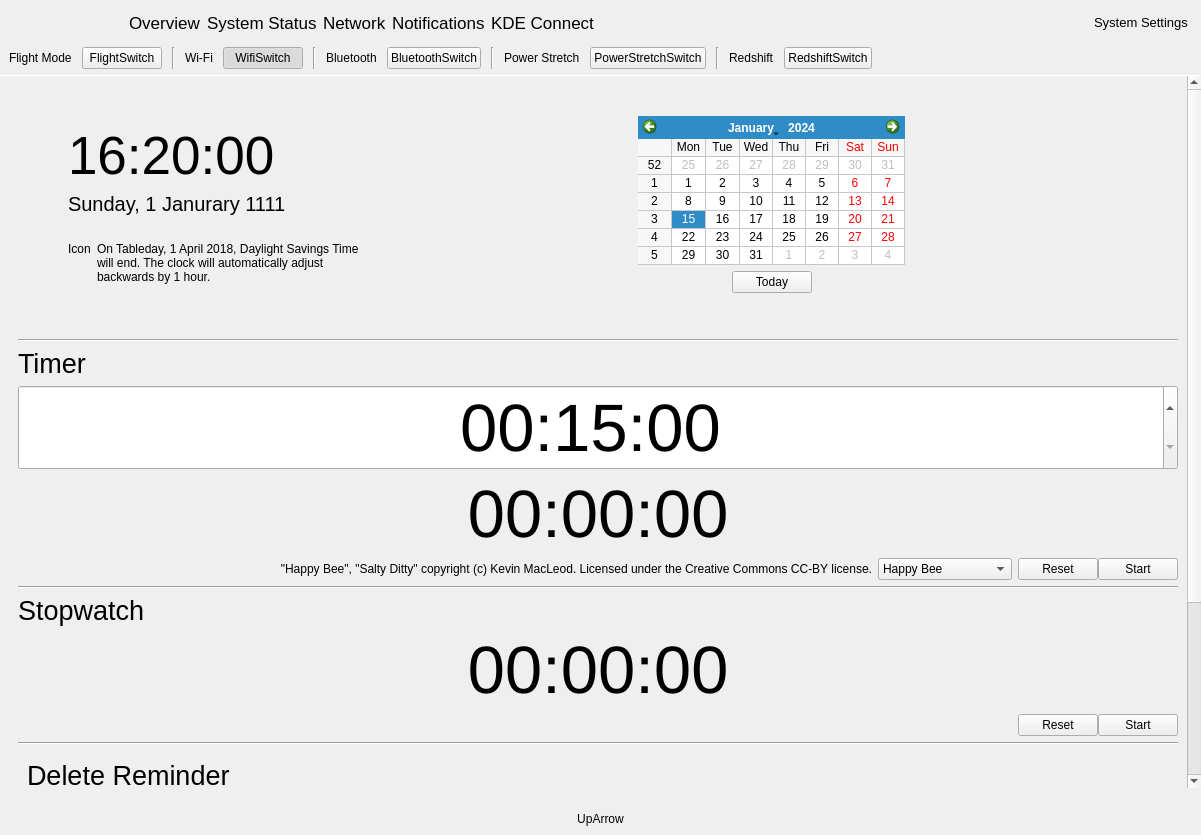
vicr123/theshell, file shell/infopanedropdown.ui: the form before one commit.
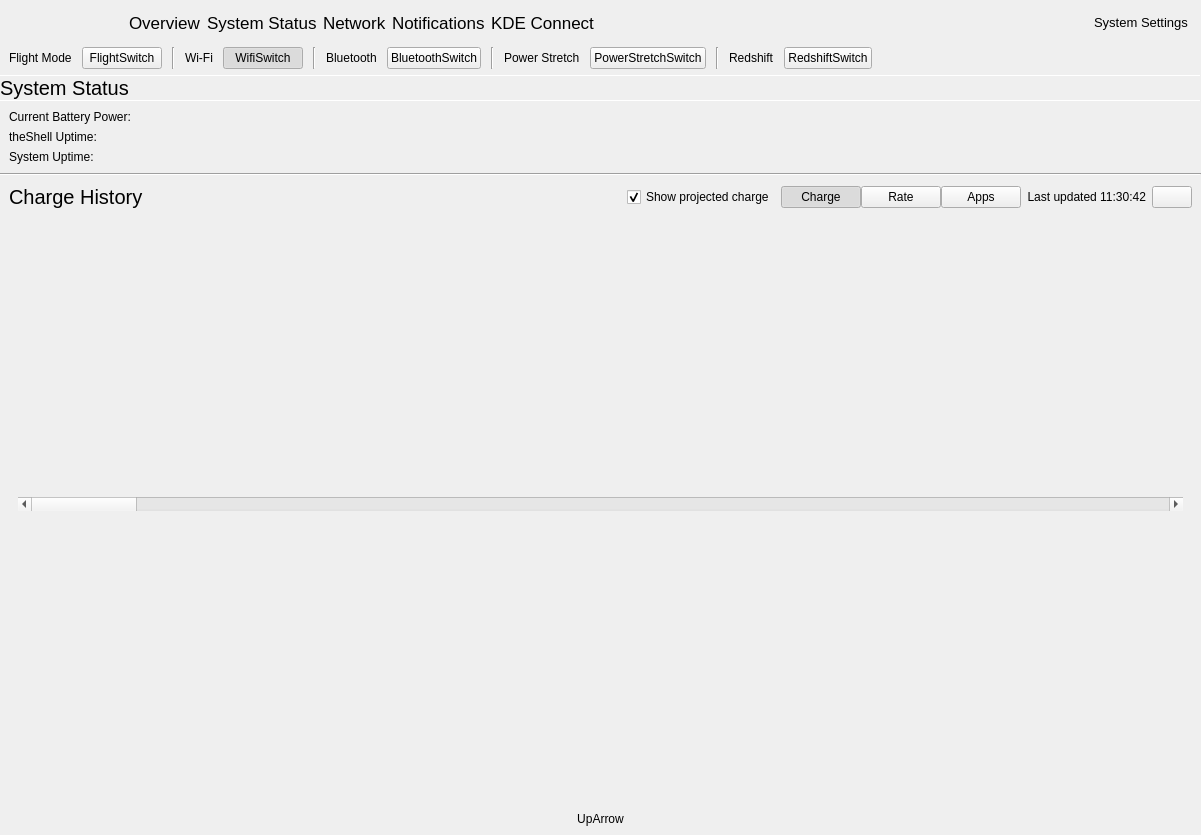
The form after the commit. The open tabs and pages were chosen to show the change. Icons and pictures are not drawn. Custom widgets are drawn as their Qt base class.

```diff
--- a/shell/infopanedropdown.ui
+++ b/shell/infopanedropdown.ui
@@ -383,875 +383,6 @@
      <property name="currentIndex">
       <number>5</number>
      </property>
-     <widget class="QWidget" name="clockFrame">
-      <property name="autoFillBackground">
-       <bool>true</bool>
-      </property>
-      <layout class="QVBoxLayout" name="verticalLayout_18">
-       <property name="leftMargin">
-        <number>18</number>
-       </property>
-       <property name="topMargin">
-        <number>0</number>
-       </property>
-       <property name="rightMargin">
-        <number>0</number>
-       </property>
-       <property name="bottomMargin">
-        <number>15</number>
-       </property>
-       <item>
-        <widget class="QScrollArea" name="ClockScrollArea">
-         <property name="frameShape">
-          <enum>QFrame::NoFrame</enum>
-         </property>
-         <property name="widgetResizable">
-          <bool>true</bool>
-         </property>
-         <widget class="QWidget" name="ClockScrollAreaContents">
-          <property name="geometry">
-           <rect>
-            <x>0</x>
-            <y>0</y>
-            <width>1173</width>
-            <height>849</height>
-           </rect>
-          </property>
-          <layout class="QVBoxLayout" name="verticalLayout_26">
-           <property name="leftMargin">
-            <number>0</number>
-           </property>
-           <property name="topMargin">
-            <number>0</number>
-           </property>
-           <property name="rightMargin">
-            <number>9</number>
-           </property>
-           <property name="bottomMargin">
-            <number>0</number>
-           </property>
-           <item>
-            <layout class="QHBoxLayout" name="horizontalLayout_3">
-             <item>
-              <layout class="QVBoxLayout" name="verticalLayout">
-               <property name="leftMargin">
-                <number>50</number>
-               </property>
-               <item>
-                <spacer name="verticalSpacer_2">
-                 <property name="orientation">
-                  <enum>Qt::Vertical</enum>
-                 </property>
-                 <property name="sizeHint" stdset="0">
-                  <size>
-                   <width>20</width>
-                   <height>40</height>
-                  </size>
-                 </property>
-                </spacer>
-               </item>
-               <item>
-                <widget class="QLabel" name="time">
-                 <property name="font">
-                  <font>
-                   <pointsize>40</pointsize>
-                  </font>
-                 </property>
-                 <property name="text">
-                  <string notr="true">16:20:00</string>
-                 </property>
-                </widget>
-               </item>
-               <item>
-                <widget class="QLabel" name="date">
-                 <property name="font">
-                  <font>
-                   <pointsize>15</pointsize>
-                  </font>
-                 </property>
-                 <property name="text">
-                  <string notr="true">Sunday, 1 Janurary 1111</string>
-                 </property>
-                </widget>
-               </item>
-               <item>
-                <widget class="QFrame" name="dstPanel">
-                 <property name="frameShape">
-                  <enum>QFrame::NoFrame</enum>
-                 </property>
-                 <property name="frameShadow">
-                  <enum>QFrame::Raised</enum>
-                 </property>
-                 <layout class="QVBoxLayout" name="verticalLayout_39">
-                  <property name="leftMargin">
-                   <number>0</number>
-                  </property>
-                  <property name="topMargin">
-                   <number>20</number>
-                  </property>
-                  <property name="rightMargin">
-                   <number>0</number>
-                  </property>
-                  <property name="bottomMargin">
-                   <number>0</number>
-                  </property>
-                  <item>
-                   <layout class="QHBoxLayout" name="horizontalLayout_6">
-                    <item>
-                     <widget class="QLabel" name="dstIcon">
-                      <property name="text">
-                       <string notr="true">Icon</string>
-                      </property>
-                      <property name="alignment">
-                       <set>Qt::AlignLeading|Qt::AlignLeft|Qt::AlignTop</set>
-                      </property>
-                     </widget>
-                    </item>
-                    <item>
-                     <widget class="QLabel" name="dstLabel">
-                      <property name="text">
-                       <string notr="true">On Tableday, 1 April 2018, Daylight Savings Time will end. The clock will automatically adjust backwards by 1 hour.</string>
-                      </property>
-                      <property name="wordWrap">
-                       <bool>true</bool>
-                      </property>
-                     </widget>
-                    </item>
-                   </layout>
-                  </item>
-                 </layout>
-                </widget>
-               </item>
-               <item>
-                <spacer name="verticalSpacer">
-                 <property name="orientation">
-                  <enum>Qt::Vertical</enum>
-                 </property>
-                 <property name="sizeHint" stdset="0">
-                  <size>
-                   <width>20</width>
-                   <height>40</height>
-                  </size>
-                 </property>
-                </spacer>
-               </item>
-              </layout>
-             </item>
-             <item>
-              <layout class="QGridLayout" name="gridLayout">
-               <item row="1" column="1">
-                <widget class="QCalendarWidget" name="calendarWidget">
-                 <property name="sizePolicy">
-                  <sizepolicy hsizetype="Minimum" vsizetype="Minimum">
-                   <horstretch>0</horstretch>
-                   <verstretch>0</verstretch>
-                  </sizepolicy>
-                 </property>
-                 <property name="gridVisible">
-                  <bool>true</bool>
-                 </property>
-                 <property name="verticalHeaderFormat">
-                  <enum>QCalendarWidget::ISOWeekNumbers</enum>
-                 </property>
-                 <property name="navigationBarVisible">
-                  <bool>true</bool>
-                 </property>
-                 <property name="dateEditEnabled">
-                  <bool>true</bool>
-                 </property>
-                </widget>
-               </item>
-               <item row="3" column="1">
-                <spacer name="verticalSpacer_4">
-                 <property name="orientation">
-                  <enum>Qt::Vertical</enum>
-                 </property>
-                 <property name="sizeHint" stdset="0">
-                  <size>
-                   <width>20</width>
-                   <height>40</height>
-                  </size>
-                 </property>
-                </spacer>
-               </item>
-               <item row="0" column="1">
-                <spacer name="verticalSpacer_3">
-                 <property name="orientation">
-                  <enum>Qt::Vertical</enum>
-                 </property>
-                 <property name="sizeHint" stdset="0">
-                  <size>
-                   <width>20</width>
-                   <height>40</height>
-                  </size>
-                 </property>
-                </spacer>
-               </item>
-               <item row="1" column="2">
-                <spacer name="horizontalSpacer_3">
-                 <property name="orientation">
-                  <enum>Qt::Horizontal</enum>
-                 </property>
-                 <property name="sizeHint" stdset="0">
-                  <size>
-                   <width>40</width>
-                   <height>20</height>
-                  </size>
-                 </property>
-                </spacer>
-               </item>
-               <item row="1" column="0">
-                <spacer name="horizontalSpacer_2">
-                 <property name="orientation">
-                  <enum>Qt::Horizontal</enum>
-                 </property>
-                 <property name="sizeHint" stdset="0">
-                  <size>
-                   <width>40</width>
-                   <height>20</height>
-                  </size>
-                 </property>
-                </spacer>
-               </item>
-               <item row="2" column="0" colspan="3">
-                <layout class="QHBoxLayout" name="horizontalLayout_30">
-                 <item>
-                  <spacer name="horizontalSpacer_19">
-                   <property name="orientation">
-                    <enum>Qt::Horizontal</enum>
-                   </property>
-                   <property name="sizeHint" stdset="0">
-                    <size>
-                     <width>40</width>
-                     <height>20</height>
-                    </size>
-                   </property>
-                  </spacer>
-                 </item>
-                 <item>
-                  <widget class="QPushButton" name="calendarTodayButton">
-                   <property name="text">
-                    <string>Today</string>
-                   </property>
-                   <property name="icon">
-                    <iconset theme="go-next">
-                     <normaloff>.</normaloff>.</iconset>
-                   </property>
-                  </widget>
-                 </item>
-                 <item>
-                  <spacer name="horizontalSpacer_20">
-                   <property name="orientation">
-                    <enum>Qt::Horizontal</enum>
-                   </property>
-                   <property name="sizeHint" stdset="0">
-                    <size>
-                     <width>40</width>
-                     <height>20</height>
-                    </size>
-                   </property>
-                  </spacer>
-                 </item>
-                </layout>
-               </item>
-              </layout>
-             </item>
-            </layout>
-           </item>
-           <item>
-            <widget class="Line" name="line">
-             <property name="orientation">
-              <enum>Qt::Horizontal</enum>
-             </property>
-            </widget>
-           </item>
-           <item>
-            <layout class="QVBoxLayout" name="verticalLayout_5">
-             <item>
-              <widget class="QLabel" name="label_6">
-               <property name="font">
-                <font>
-                 <pointsize>20</pointsize>
-                </font>
-               </property>
-               <property name="text">
-                <string>Timer</string>
-               </property>
-              </widget>
-             </item>
-             <item>
-              <widget class="QTimeEdit" name="timeEdit">
-               <property name="font">
-                <font>
-                 <pointsize>50</pointsize>
-                </font>
-               </property>
-               <property name="inputMethodHints">
-                <set>Qt::ImhPreferNumbers</set>
-               </property>
-               <property name="alignment">
-                <set>Qt::AlignCenter</set>
-               </property>
-               <property name="dateTime">
-                <datetime>
-                 <hour>0</hour>
-                 <minute>15</minute>
-                 <second>0</second>
-                 <year>1969</year>
-                 <month>8</month>
-                 <day>5</day>
-                </datetime>
-               </property>
-               <property name="date">
-                <date>
-                 <year>1969</year>
-                 <month>8</month>
-                 <day>5</day>
-                </date>
-               </property>
-               <property name="displayFormat">
-                <string notr="true">HH:mm:ss</string>
-               </property>
-               <property name="timeSpec">
-                <enum>Qt::UTC</enum>
-               </property>
-               <property name="time">
-                <time>
-                 <hour>0</hour>
-                 <minute>15</minute>
-                 <second>0</second>
-                </time>
-               </property>
-              </widget>
-             </item>
-             <item>
-              <widget class="QLabel" name="label_7">
-               <property name="font">
-                <font>
-                 <pointsize>50</pointsize>
-                </font>
-               </property>
-               <property name="text">
-                <string notr="true">00:00:00</string>
-               </property>
-               <property name="alignment">
-                <set>Qt::AlignCenter</set>
-               </property>
-              </widget>
-             </item>
-             <item>
-              <layout class="QHBoxLayout" name="horizontalLayout">
-               <item>
-                <widget class="QLabel" name="label_37">
-                 <property name="sizePolicy">
-                  <sizepolicy hsizetype="Expanding" vsizetype="Preferred">
-                   <horstretch>0</horstretch>
-                   <verstretch>0</verstretch>
-                  </sizepolicy>
-                 </property>
-                 <property name="text">
-                  <string>&lt;html&gt;&lt;head/&gt;&lt;body&gt;&lt;p&gt;&amp;quot;Happy Bee&amp;quot;, &amp;quot;Salty Ditty&amp;quot; copyright (c) Kevin MacLeod. Licensed under the Creative Commons CC-BY license.&lt;/p&gt;&lt;/body&gt;&lt;/html&gt;</string>
-                 </property>
-                 <property name="scaledContents">
-                  <bool>true</bool>
-                 </property>
-                 <property name="alignment">
-                  <set>Qt::AlignRight|Qt::AlignTrailing|Qt::AlignVCenter</set>
-                 </property>
-                 <property name="wordWrap">
-                  <bool>true</bool>
-                 </property>
-                </widget>
-               </item>
-               <item>
-                <widget class="QComboBox" name="timerToneSelect">
-                 <property name="currentText">
-                  <string>Happy Bee</string>
-                 </property>
-                 <item>
-                  <property name="text">
-                   <string>Happy Bee</string>
-                  </property>
-                 </item>
-                 <item>
-                  <property name="text">
-                   <string>Playing in the Dark</string>
-                  </property>
-                 </item>
-                 <item>
-                  <property name="text">
-                   <string>Ice Cream Truck</string>
-                  </property>
-                 </item>
-                 <item>
-                  <property name="text">
-                   <string>Party Complex</string>
-                  </property>
-                 </item>
-                 <item>
-                  <property name="text">
-                   <string>Salty Ditty</string>
-                  </property>
-                 </item>
-                </widget>
-               </item>
-               <item>
-                <layout class="QHBoxLayout" name="horizontalLayout_52">
-                 <property name="spacing">
-                  <number>0</number>
-                 </property>
-                 <item>
-                  <widget class="QPushButton" name="pushButton_3">
-                   <property name="text">
-                    <string>Reset</string>
-                   </property>
-                   <property name="icon">
-                    <iconset theme="chronometer-reset">
-                     <normaloff>.</normaloff>.</iconset>
-                   </property>
-                  </widget>
-                 </item>
-                 <item>
-                  <widget class="QPushButton" name="pushButton_2">
-                   <property name="text">
-                    <string>Start</string>
-                   </property>
-                   <property name="icon">
-                    <iconset theme="chronometer-start">
-                     <normaloff>.</normaloff>.</iconset>
-                   </property>
-                  </widget>
-                 </item>
-                </layout>
-               </item>
-              </layout>
-             </item>
-            </layout>
-           </item>
-           <item>
-            <widget class="Line" name="line_10">
-             <property name="orientation">
-              <enum>Qt::Horizontal</enum>
-             </property>
-            </widget>
-           </item>
-           <item>
-            <layout class="QVBoxLayout" name="verticalLayout_19">
-             <item>
-              <widget class="QLabel" name="label_48">
-               <property name="font">
-                <font>
-                 <pointsize>20</pointsize>
-                </font>
-               </property>
-               <property name="text">
-                <string>Stopwatch</string>
-               </property>
-              </widget>
-             </item>
-             <item>
-              <widget class="QLabel" name="stopwatchLabel">
-               <property name="font">
-                <font>
-                 <pointsize>50</pointsize>
-                </font>
-               </property>
-               <property name="text">
-                <string notr="true">00:00:00</string>
-               </property>
-               <property name="alignment">
-                <set>Qt::AlignCenter</set>
-               </property>
-              </widget>
-             </item>
-             <item>
-              <layout class="QHBoxLayout" name="horizontalLayout_29">
-               <property name="spacing">
-                <number>0</number>
-               </property>
-               <item>
-                <spacer name="horizontalSpacer_18">
-                 <property name="orientation">
-                  <enum>Qt::Horizontal</enum>
-                 </property>
-                 <property name="sizeHint" stdset="0">
-                  <size>
-                   <width>40</width>
-                   <height>20</height>
-                  </size>
-                 </property>
-                </spacer>
-               </item>
-               <item>
-                <widget class="QPushButton" name="stopwatchReset">
-                 <property name="text">
-                  <string>Reset</string>
-                 </property>
-                 <property name="icon">
-                  <iconset theme="chronometer-reset">
-                   <normaloff>.</normaloff>.</iconset>
-                 </property>
-                </widget>
-               </item>
-               <item>
-                <widget class="QPushButton" name="stopwatchStart">
-                 <property name="text">
-                  <string>Start</string>
-                 </property>
-                 <property name="icon">
-                  <iconset theme="chronometer-start">
-                   <normaloff>.</normaloff>.</iconset>
-                 </property>
-                </widget>
-               </item>
-              </layout>
-             </item>
-            </layout>
-           </item>
-           <item>
-            <widget class="Line" name="line_14">
-             <property name="orientation">
-              <enum>Qt::Horizontal</enum>
-             </property>
-            </widget>
-           </item>
-           <item>
-            <widget class="AnimatedStackedWidget" name="RemindersStackedWidget">
-             <property name="currentIndex">
-              <number>0</number>
-             </property>
-             <widget class="QWidget" name="page_10">
-              <property name="autoFillBackground">
-               <bool>true</bool>
-              </property>
-              <layout class="QVBoxLayout" name="verticalLayout_27">
-               <property name="leftMargin">
-                <number>0</number>
-               </property>
-               <property name="topMargin">
-                <number>0</number>
-               </property>
-               <property name="rightMargin">
-                <number>0</number>
-               </property>
-               <property name="bottomMargin">
-                <number>0</number>
-               </property>
-               <item>
-                <widget class="QLabel" name="label_19">
-                 <property name="font">
-                  <font>
-                   <pointsize>20</pointsize>
-                  </font>
-                 </property>
-                 <property name="text">
-                  <string>Reminders</string>
-                 </property>
-                </widget>
-               </item>
-               <item>
-                <widget class="QListView" name="RemindersList">
-                 <property name="editTriggers">
-                  <set>QAbstractItemView::NoEditTriggers</set>
-                 </property>
-                 <property name="selectionBehavior">
-                  <enum>QAbstractItemView::SelectRows</enum>
-                 </property>
-                 <property name="verticalScrollMode">
-                  <enum>QAbstractItemView::ScrollPerPixel</enum>
-                 </property>
-                </widget>
-               </item>
-               <item>
-                <layout class="QHBoxLayout" name="horizontalLayout_39">
-                 <property name="spacing">
-                  <number>0</number>
-                 </property>
-                 <property name="bottomMargin">
-                  <number>0</number>
-                 </property>
-                 <item>
-                  <spacer name="horizontalSpacer_4">
-                   <property name="orientation">
-                    <enum>Qt::Horizontal</enum>
-                   </property>
-                   <property name="sizeHint" stdset="0">
-                    <size>
-                     <width>40</width>
-                     <height>20</height>
-                    </size>
-                   </property>
-                  </spacer>
-                 </item>
-                 <item>
-                  <widget class="QPushButton" name="ReminderDelete">
-                   <property name="text">
-                    <string>Delete Reminder</string>
-                   </property>
-                   <property name="icon">
-                    <iconset theme="edit-delete">
-                     <normaloff>.</normaloff>.</iconset>
-                   </property>
-                  </widget>
-                 </item>
-                 <item>
-                  <widget class="QPushButton" name="ReminderNew">
-                   <property name="text">
-                    <string>New Reminder</string>
-                   </property>
-                   <property name="icon">
-                    <iconset theme="list-add">
-                     <normaloff>.</normaloff>.</iconset>
-                   </property>
-                  </widget>
-                 </item>
-                </layout>
-               </item>
-              </layout>
-             </widget>
-             <widget class="QWidget" name="page_11">
-              <property name="autoFillBackground">
-               <bool>true</bool>
-              </property>
-              <layout class="QVBoxLayout" name="verticalLayout_28">
-               <item>
-                <widget class="QLabel" name="label_71">
-                 <property name="font">
-                  <font>
-                   <pointsize>20</pointsize>
-                  </font>
-                 </property>
-                 <property name="text">
-                  <string>New Reminder</string>
-                 </property>
-                </widget>
-               </item>
-               <item>
-                <layout class="QGridLayout" name="gridLayout_17">
-                 <item row="1" column="0">
-                  <widget class="QLabel" name="label_73">
-                   <property name="text">
-                    <string>Date</string>
-                   </property>
-                  </widget>
-                 </item>
-                 <item row="0" column="0">
-                  <widget class="QLabel" name="label_72">
-                   <property name="text">
-                    <string>Title</string>
-                   </property>
-                  </widget>
-                 </item>
-                 <item row="0" column="1">
-                  <widget class="QLineEdit" name="ReminderTitle"/>
-                 </item>
-                 <item row="1" column="1">
-                  <widget class="QDateTimeEdit" name="ReminderDate"/>
-                 </item>
-                </layout>
-               </item>
-               <item>
-                <spacer name="verticalSpacer_23">
-                 <property name="orientation">
-                  <enum>Qt::Vertical</enum>
-                 </property>
-                 <property name="sizeHint" stdset="0">
-                  <size>
-                   <width>20</width>
-                   <height>40</height>
-                  </size>
-                 </property>
-                </spacer>
-               </item>
-               <item>
-                <layout class="QHBoxLayout" name="horizontalLayout_40">
-                 <property name="spacing">
-                  <number>0</number>
-                 </property>
-                 <item>
-                  <spacer name="horizontalSpacer_28">
-                   <property name="orientation">
-                    <enum>Qt::Horizontal</enum>
-                   </property>
-                   <property name="sizeHint" stdset="0">
-                    <size>
-                     <width>40</width>
-                     <height>20</height>
-                    </size>
-                   </property>
-                  </spacer>
-                 </item>
-                 <item>
-                  <widget class="QPushButton" name="ReminderCancel">
-                   <property name="text">
-                    <string>Cancel</string>
-                   </property>
-                   <property name="icon">
-                    <iconset theme="dialog-cancel">
-                     <normaloff>.</normaloff>.</iconset>
-                   </property>
-                  </widget>
-                 </item>
-                 <item>
-                  <widget class="QPushButton" name="ReminderCreate">
-                   <property name="text">
-                    <string>Create Reminder</string>
-                   </property>
-                   <property name="icon">
-                    <iconset theme="dialog-ok">
-                     <normaloff>.</normaloff>.</iconset>
-                   </property>
-                  </widget>
-                 </item>
-                </layout>
-               </item>
-              </layout>
-             </widget>
-             <widget class="QWidget" name="page_13">
-              <property name="autoFillBackground">
-               <bool>true</bool>
-              </property>
-              <layout class="QVBoxLayout" name="verticalLayout_32">
-               <item>
-                <widget class="QLabel" name="label_85">
-                 <property name="font">
-                  <font>
-                   <pointsize>20</pointsize>
-                  </font>
-                 </property>
-                 <property name="text">
-                  <string>Delete Reminder</string>
-                 </property>
-                </widget>
-               </item>
-               <item>
-                <widget class="QLabel" name="label_87">
-                 <property name="text">
-                  <string>Delete this reminder?</string>
-                 </property>
-                </widget>
-               </item>
-               <item>
-                <widget class="Line" name="line_16">
-                 <property name="orientation">
-                  <enum>Qt::Horizontal</enum>
-                 </property>
-                </widget>
-               </item>
-               <item>
-                <widget class="QLabel" name="label_88">
-                 <property name="font">
-                  <font>
-                   <pointsize>15</pointsize>
-                  </font>
-                 </property>
-                 <property name="text">
-                  <string>Reminder</string>
-                 </property>
-                </widget>
-               </item>
-               <item>
-                <widget class="QLabel" name="deleteReminderText">
-                 <property name="text">
-                  <string notr="true">Reminder Text</string>
-                 </property>
-                </widget>
-               </item>
-               <item>
-                <widget class="QLabel" name="deleteReminderTime">
-                 <property name="enabled">
-                  <bool>false</bool>
-                 </property>
-                 <property name="text">
-                  <string notr="true">3:00 PM</string>
-                 </property>
-                </widget>
-               </item>
-               <item>
-                <widget class="Line" name="line_17">
-                 <property name="orientation">
-                  <enum>Qt::Horizontal</enum>
-                 </property>
-                </widget>
-               </item>
-               <item>
-                <spacer name="verticalSpacer_25">
-                 <property name="orientation">
-                  <enum>Qt::Vertical</enum>
-                 </property>
-                 <property name="sizeHint" stdset="0">
-                  <size>
-                   <width>20</width>
-                   <height>40</height>
-                  </size>
-                 </property>
-                </spacer>
-               </item>
-               <item>
-                <layout class="QHBoxLayout" name="horizontalLayout_46">
-                 <property name="spacing">
-                  <number>0</number>
-                 </property>
-                 <item>
-                  <spacer name="horizontalSpacer_32">
-                   <property name="orientation">
-                    <enum>Qt::Horizontal</enum>
-                   </property>
-                   <property name="sizeHint" stdset="0">
-                    <size>
-                     <width>40</width>
-                     <height>20</height>
-                    </size>
-                   </property>
-                  </spacer>
-                 </item>
-                 <item>
-                  <widget class="QPushButton" name="ReminderDeleteCancel">
-                   <property name="text">
-                    <string>Cancel</string>
-                   </property>
-                   <property name="icon">
-                    <iconset theme="dialog-cancel">
-                     <normaloff>.</normaloff>.</iconset>
-                   </property>
-                  </widget>
-                 </item>
-                 <item>
-                  <widget class="QPushButton" name="ReminderDeleteButton">
-                   <property name="text">
-                    <string>Delete</string>
-                   </property>
-                   <property name="icon">
-                    <iconset theme="edit-delete">
-                     <normaloff>.</normaloff>.</iconset>
-                   </property>
-                  </widget>
-                 </item>
-                </layout>
-               </item>
-              </layout>
-             </widget>
-            </widget>
-           </item>
-           <item>
-            <spacer name="verticalSpacer_5">
-             <property name="orientation">
-              <enum>Qt::Vertical</enum>
-             </property>
-             <property name="sizeHint" stdset="0">
-              <size>
-               <width>20</width>
-               <height>18</height>
-              </size>
-             </property>
-            </spacer>
-           </item>
-          </layout>
-         </widget>
-        </widget>
-       </item>
-      </layout>
-     </widget>
      <widget class="QWidget" name="statusFrame">
       <property name="autoFillBackground">
        <bool>true</bool>
```
Left out of the diff: 11 changed lines with no effect on the pictures.
